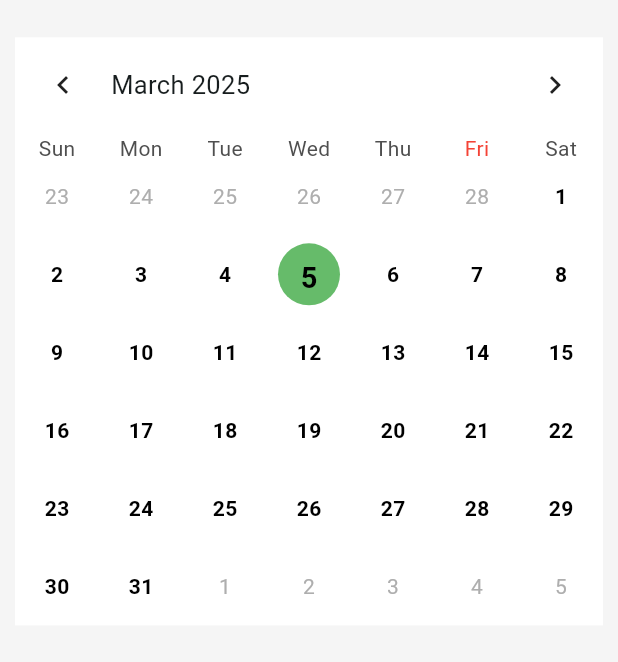
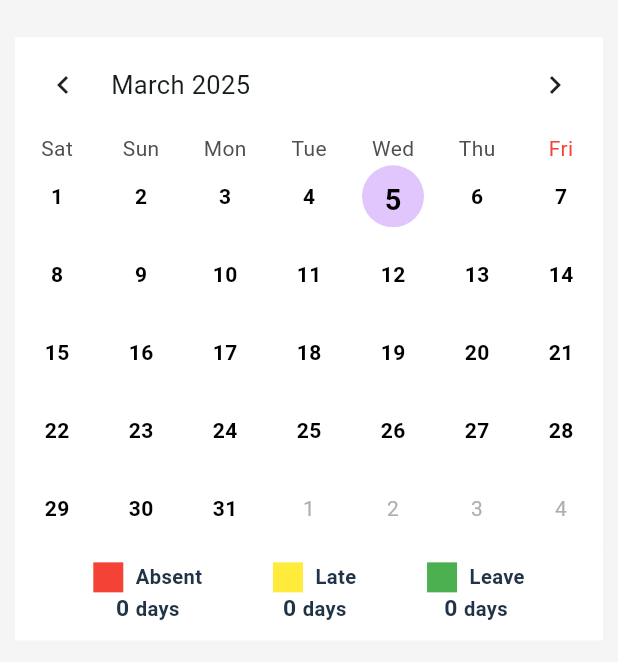
Before and after one commit to Tanjid470/neways_task, a Flutter app: the HomeView screen opened by its route, scrolled down 367 dp, on a phone screen of 412 x 824 dp, the part 574-1236 px from its top. Run offline on Flutter 3.47's test engine with Material 3 defaults, Android fonts, the phone set to English and light mode, and no system bars; drawn by our look-alikes of carousel_slider, table_calendar; our stand-ins replace cloud_firestore, device_info_plus, firebase_auth, firebase_core, flutter_smart_dialog, get and 3 more; accounts and stored records are empty; network calls fail; statements that could not run were skipped.

Commit message:
feat: Add Attendance Calendar Widget and Status View

```diff
--- a/lib/feature/home/presentation/home_view.dart
+++ b/lib/feature/home/presentation/home_view.dart
@@ -8,6 +8,7 @@ import 'package:neways_task/config/responsive_scale.dart';
 import 'package:neways_task/const/app_colors.dart';
 import 'package:neways_task/feature/home/data/attendance_data_model.dart';
 import 'package:neways_task/feature/home/data/user_info_model.dart';
+import 'package:neways_task/feature/home/presentation/widget/attendance_info_widget.dart';
 import 'package:neways_task/feature/home/presentation/widget/leave_status_card.dart';
 import 'package:neways_task/feature/home/presentation/widget/quick_action_card.dart';
 import 'package:neways_task/feature/home/presentation/widget/widget_background_color.dart';
@@ -51,6 +52,7 @@ class _HomeViewState extends State<HomeView> {
                           newFeatureSlider(),
                           verticalGap(context, 3),
                           attendanceCalendar(),
+                          attendanceStatusView(),
                           verticalGap(context, 3),
                         ],
                       ),
@@ -525,8 +527,8 @@ class _HomeViewState extends State<HomeView> {
     );
   }
 
-  Widget attendanceCalendar(){
-    return  Obx(() {
+  Widget attendanceCalendar() {
+    return Obx(() {
       if (homeController.isAttendanceLoading.value) {
         return Center(child: CircularProgressIndicator());
       }
@@ -536,13 +538,13 @@ class _HomeViewState extends State<HomeView> {
           firstDay: DateTime(2020, 1, 1),
           lastDay: DateTime(2100, 12, 31),
           focusedDay: DateTime.now(),
+          startingDayOfWeek: StartingDayOfWeek.saturday,
+          rangeSelectionMode: RangeSelectionMode.toggledOn,
           calendarFormat: CalendarFormat.month,
           selectedDayPredicate: (day) {
-            return homeController.attendanceList
-                .any((attendance) {
+            return homeController.attendanceList.any((attendance) {
               DateTime attendanceDate =
-              DateFormat('dd/MM/yyyy')
-                  .parse(attendance.date);
+                  DateFormat('dd/MM/yyyy').parse(attendance.date);
               return attendanceDate.day == day.day &&
                   attendanceDate.month == day.month &&
                   attendanceDate.year == day.year;
@@ -550,23 +552,31 @@ class _HomeViewState extends State<HomeView> {
           },
           calendarBuilders: CalendarBuilders(
             markerBuilder: (context, day, events) {
-              final matchingAttendance = homeController.attendanceList.firstWhere((attendance) {
-                DateTime attendanceDate = DateFormat('dd/MM/yyyy').parse(attendance.date);
+              final matchingAttendance =
+                  homeController.attendanceList.firstWhere(
+                (attendance) {
+                  DateTime attendanceDate =
+                      DateFormat('dd/MM/yyyy').parse(attendance.date);
                   return attendanceDate.day == day.day &&
                       attendanceDate.month == day.month &&
                       attendanceDate.year == day.year;
                 },
-                orElse: () => AttendanceDataModel(color: 'red', date: '', status: ''), // Provide a default
+                orElse: () => AttendanceDataModel(
+                    color: 'red', date: '', status: ''), // Provide a default
               );
 
               Color markerColor;
               try {
-                markerColor = Color(int.parse('0xFF${matchingAttendance.color.replaceAll('#', '')}')).withOpacity(.25);
+                markerColor = Color(int.parse(
+                        '0xFF${matchingAttendance.color.replaceAll('#', '')}'))
+                    .withOpacity(.25);
               } catch (e) {
                 markerColor = Colors.transparent;
               }
 
-              return Container(
+              return Stack(
+                children: [
+                  Container(
                       margin: EdgeInsets.all(5),
                       decoration: BoxDecoration(
                         color: markerColor,
@@ -583,6 +593,20 @@ class _HomeViewState extends State<HomeView> {
                               )
                           )
                       )
+                  ),
+                  Positioned(
+                    bottom: 0,
+                    right: 25,
+                    child: Container(
+                      width: 6,
+                      height: 6,
+                      decoration: BoxDecoration(
+                        color: markerColor,
+                        shape: BoxShape.circle,
+                      ),
+                    ),
+                  ),
+                ],
               );
             },
             todayBuilder: (context, day, focusedDay) {
@@ -590,14 +614,14 @@ class _HomeViewState extends State<HomeView> {
                 child: Container(
                   padding: EdgeInsets.all(15),
                   decoration: BoxDecoration(
-                    color: Colors.green.shade400,
+                    color: AppColor.baseColorShadow,
                     shape: BoxShape.circle,
                   ),
                   child: Text(
                     day.day.toString(),
                     style: TextStyle(
                       color: Colors.black,
-                      fontSize: TextSize.font20(context),// Always black
+                      fontSize: TextSize.font20(context), // Always black
                       fontWeight: FontWeight.bold, // Always bold
                     ),
                   ),
@@ -626,6 +650,7 @@ class _HomeViewState extends State<HomeView> {
                 ),
               );
             },
+
           ),
           weekendDays: [DateTime.friday],
           headerVisible: true,
@@ -635,7 +660,6 @@ class _HomeViewState extends State<HomeView> {
           sixWeekMonthsEnforced: false,
           shouldFillViewport: false,
           weekNumbersVisible: false,
-
           onDaySelected: (selectedDay, focusedDay) {
             print('Selected Day: ${selectedDay.toIso8601String()}');
           },
@@ -668,4 +692,22 @@ class _HomeViewState extends State<HomeView> {
       );
     });
   }
+
+  Widget attendanceStatusView(){
+    return
+      Obx((){
+        return Container(
+          color: Colors.white,
+          padding: EdgeInsets.symmetric(vertical: 10,horizontal: 5),
+          child: Row(
+            mainAxisAlignment: MainAxisAlignment.spaceEvenly,
+            children: [
+              AttendanceInfoWidget(color: Colors.red, title: 'Absent', days: homeController.statusCounts['absent'] ?? 0),
+              AttendanceInfoWidget(color: Colors.yellow, title: 'Late', days: homeController.statusCounts['late'] ?? 0),
+              AttendanceInfoWidget(color: Colors.green, title: 'Leave', days: homeController.statusCounts['leave'] ?? 0),
+            ],
+          ),
+        );
+      });
   }
+}
```
Lines whose indentation alone changed are shown as unchanged.
